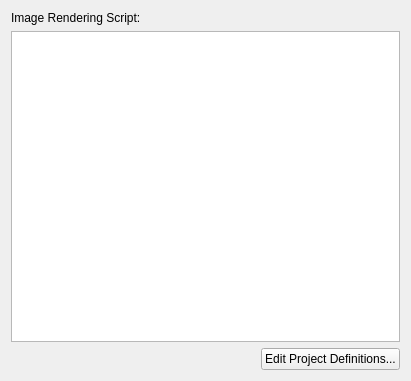
Above: anno/ProjectSettingsWidget.ui from urobots-io/anno before the change. Below: the same form after it.
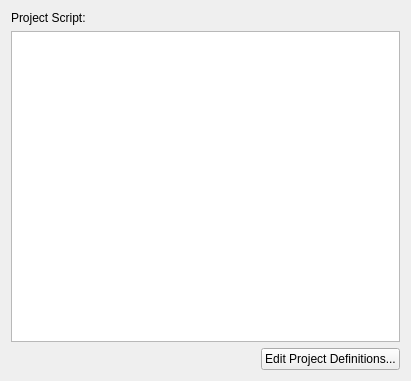
That is the form after the change. Icons and pictures are not drawn.

Commit message: ImageScript renamed to ProjectScript

Diff of the .ui file:
```diff
--- a/anno/ProjectSettingsWidget.ui
+++ b/anno/ProjectSettingsWidget.ui
@@ -17,7 +17,7 @@
    <item>
     <widget class="QLabel" name="label">
      <property name="text">
-      <string>Image Rendering Script:</string>
+      <string>Project Script:</string>
      </property>
     </widget>
    </item>
```
The commit also changes 6 other files.
